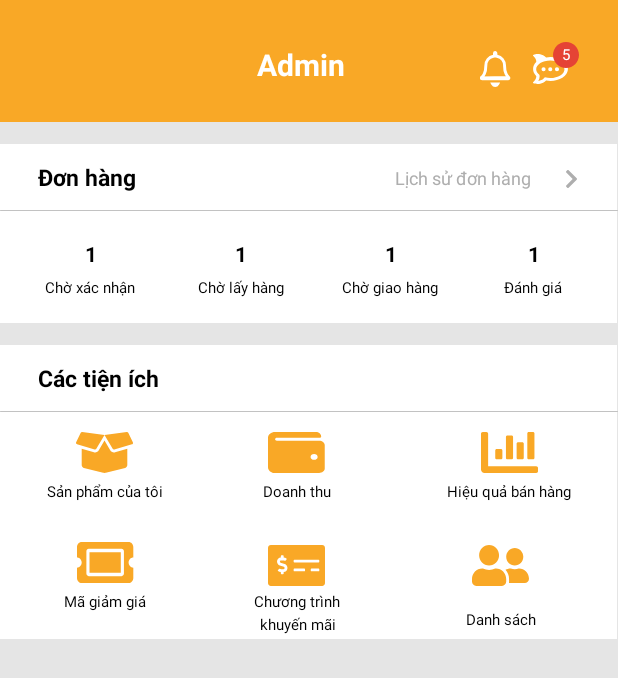
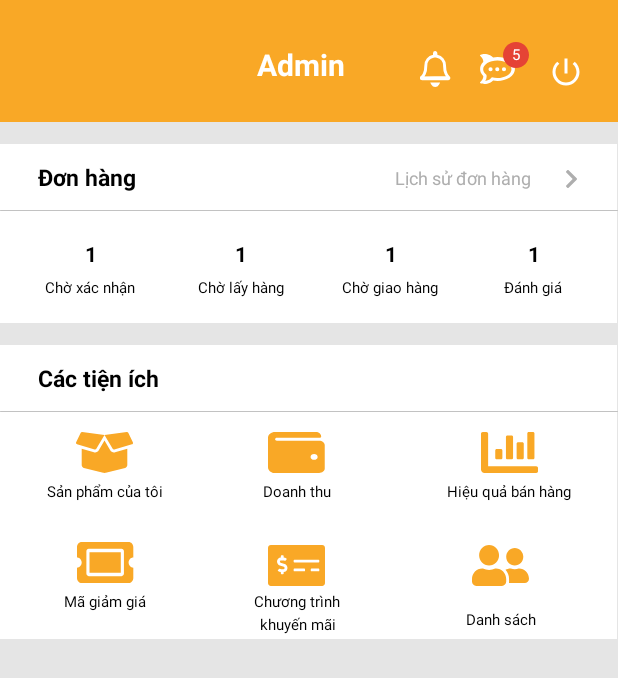
Before and after one commit to SETQT/Android_Admin, an Android app: the DashboardActivity screen opened directly, with no data from a screen before it, on a phone screen of 412 x 824 dp. Shown: the top 678 px of the screen. Run offline under Robolectric (Android 15) with nearby library versions, the phone set to English and light mode, and no system bars; our stand-ins replace Firebase (no records; nobody signed in at launch, a user with empty details on screens opened directly).

Commit message:
Hoan thanh chuc nang dang xuat cho admin https://duongminhhieu.atlassian.net/browse/A2G-77

```diff
--- a/app/src/main/java/com/example/g8shopadmin/activities/DashboardActivity.java
+++ b/app/src/main/java/com/example/g8shopadmin/activities/DashboardActivity.java
@@ -4,11 +4,19 @@ import androidx.appcompat.app.AppCompatActivity;
 
 import android.content.Intent;
 import android.os.Bundle;
+import android.widget.Toast;
 
 import com.example.g8shopadmin.R;
 import com.example.g8shopadmin.databinding.ActivityDashboardBinding;
 import com.example.g8shopadmin.databinding.ActivitySignInBinding;
+import com.example.g8shopadmin.utilities.Constants;
 import com.example.g8shopadmin.utilities.PreferenceManager;
+import com.google.firebase.firestore.DocumentReference;
+import com.google.firebase.firestore.FieldValue;
+import com.google.firebase.firestore.FirebaseFirestore;
+import com.google.firebase.messaging.FirebaseMessaging;
+
+import java.util.HashMap;
 
 public class DashboardActivity extends AppCompatActivity {
 
@@ -18,16 +26,54 @@ public class DashboardActivity extends AppCompatActivity {
     @Override
     protected void onCreate(Bundle savedInstanceState) {
         super.onCreate(savedInstanceState);
-        setContentView(R.layout.activity_dashboard);
-
+        binding = ActivityDashboardBinding.inflate(getLayoutInflater());
+        setContentView(binding.getRoot());
+        preferenceManager =  new PreferenceManager(getApplicationContext());
+        //setContentView(R.layout.activity_dashboard);
+        setListeners();
+        getToken();
     }
 
     // hàm lắng nghe các sự kiện trong layout
     private void setListeners() {
-        binding.iconChat.setOnClickListener(view -> {
-//            Intent intent = new Intent(getApplicationContext(), DashboardActivity.class);
-//            startActivity(intent);
-//            finish();
-        });
+        binding.iconLogout.setOnClickListener(view -> signOut());
+    }
+
+    // Hàm show các thông báo
+    private void showToast(String message) {
+        Toast.makeText(getApplicationContext(), message, Toast.LENGTH_SHORT).show();
+    }
+
+    private void getToken(){
+        FirebaseMessaging.getInstance().getToken().addOnSuccessListener(this::updateToken);
+    }
+
+    private void updateToken(String token){
+        FirebaseFirestore db = FirebaseFirestore.getInstance();
+        DocumentReference documentReference =
+                db.collection(Constants.KEY_COLLECTION_ADMIN).document(
+                        preferenceManager.getString(Constants.KEY_ADMIN_ID)
+                );
+        documentReference.update(Constants.KEY_FCM_TOKEN, token)
+                .addOnSuccessListener(unused -> showToast("Token updated"))
+                .addOnFailureListener(e->showToast("Unable to update token"));
+    }
+
+    private void signOut(){
+        showToast("Signing out ...");
+        FirebaseFirestore db = FirebaseFirestore.getInstance();
+        DocumentReference documentReference =
+                db.collection(Constants.KEY_COLLECTION_ADMIN).document(
+                        preferenceManager.getString(Constants.KEY_ADMIN_ID)
+                );
+        HashMap<String, Object> updates = new HashMap<>();
+        updates.put(Constants.KEY_FCM_TOKEN, FieldValue.delete());
+        documentReference.update(updates)
+                .addOnCompleteListener(unused -> {
+                    preferenceManager.clear();
+                    startActivity(new Intent(getApplicationContext(), SignInActivity.class));
+                    finish();
+                })
+                .addOnFailureListener(e ->showToast("Đăng xuất không thành công"));
     }
 }
--- a/app/src/main/java/com/example/g8shopadmin/utilities/Constants.java
+++ b/app/src/main/java/com/example/g8shopadmin/utilities/Constants.java
@@ -8,4 +8,5 @@ public class Constants {
     public static final String KEY_ADMIN_ID = "adminID";
     public static final String KEY_IMAGE = "image";
     public static final String KEY_PREFERENCE_NAME = "g8ShopAdminPreference";
+    public static final String KEY_FCM_TOKEN = "fcmToken";
 }
--- /dev/null
+++ b/app/src/main/res/drawable/icon_logout.xml
@@ -0,0 +1,5 @@
+<vector android:height="24dp" android:tint="#000000"
+    android:viewportHeight="24" android:viewportWidth="24"
+    android:width="24dp" xmlns:android="http://schemas.android.com/apk/res/android">
+    <path android:fillColor="@android:color/white" android:pathData="M13,3h-2v10h2L13,3zM17.83,5.17l-1.42,1.42C17.99,7.86 19,9.81 19,12c0,3.87 -3.13,7 -7,7s-7,-3.13 -7,-7c0,-2.19 1.01,-4.14 2.58,-5.42L6.17,5.17C4.23,6.82 3,9.26 3,12c0,4.97 4.03,9 9,9s9,-4.03 9,-9c0,-2.74 -1.23,-5.18 -3.17,-6.83z"/>
+</vector>
--- a/app/src/main/res/layout/activity_admin_list_chat.xml
+++ b/app/src/main/res/layout/activity_admin_list_chat.xml
@@ -4,9 +4,9 @@
     android:layout_width="match_parent"
     android:layout_height="wrap_content"
     android:id="@+id/admin_list_chat"
-    android:background="@drawable/login"
+    android:background="@drawable/background_login"
     android:clipToOutline="true"
-    tools:context=".activity_admin_list_chat">
+    tools:context=".activities.activity_admin_list_chat">
 
     <RelativeLayout
         android:id="@+id/rectangle_header_admin_list_chat"
--- a/app/src/main/res/layout/activity_dashboard.xml
+++ b/app/src/main/res/layout/activity_dashboard.xml
@@ -39,7 +39,7 @@
             android:layout_height="24dp"
             android:layout_alignParentLeft="true"
             android:layout_alignParentTop="true"
-            android:layout_marginLeft="320dp"
+            android:layout_marginLeft="280dp"
             android:layout_marginTop="34dp"
             android:background="@drawable/icon_notify" />
 
@@ -49,9 +49,20 @@
             android:layout_height="19.96dp"
             android:layout_alignParentLeft="true"
             android:layout_alignParentTop="true"
-            android:layout_marginLeft="355dp"
+            android:layout_marginLeft="320dp"
             android:layout_marginTop="35.92dp"
             android:background="@drawable/icon_chat"
+            android:backgroundTint="#FFFFFF" />
+
+        <View
+            android:id="@+id/icon_logout"
+            android:layout_width="24dp"
+            android:layout_height="24dp"
+            android:layout_alignParentLeft="true"
+            android:layout_alignParentTop="true"
+            android:layout_marginLeft="365dp"
+            android:layout_marginTop="35.92dp"
+            android:background="@drawable/icon_logout"
             android:backgroundTint="#FFFFFF" />
 
         <RelativeLayout
@@ -59,7 +70,7 @@
             android:layout_height="17.57dp"
             android:layout_alignParentLeft="true"
             android:layout_alignParentTop="true"
-            android:layout_marginLeft="368.91dp"
+            android:layout_marginLeft="335dp"
             android:layout_marginTop="28dp">
 
             <View
```
Also changed, not shown: app/src/main/java/com/example/g8shopadmin/models/User.java (added, +7 -0 lines).
